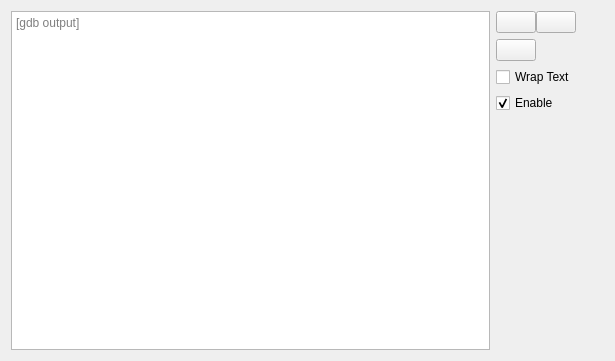
Before: the Qt Designer form src/SeerLogWidget.ui in epasveer/seer, drawn with Qt 5.
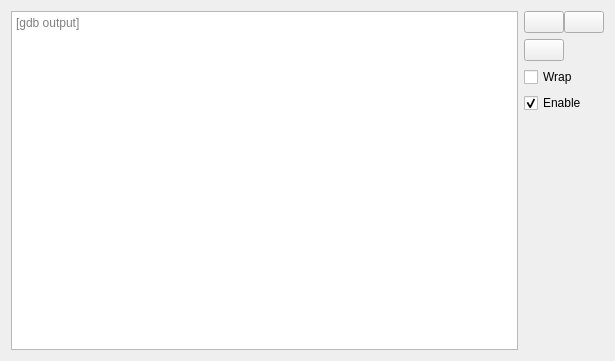
After: the same form once the commit is applied. Icons and pictures are not drawn.

```diff
--- a/src/SeerLogWidget.ui
+++ b/src/SeerLogWidget.ui
@@ -83,7 +83,7 @@
            </property>
            <property name="sizeHint" stdset="0">
             <size>
-             <width>28</width>
+             <width>0</width>
              <height>20</height>
             </size>
            </property>
@@ -120,7 +120,7 @@
            </property>
            <property name="sizeHint" stdset="0">
             <size>
-             <width>40</width>
+             <width>0</width>
              <height>20</height>
             </size>
            </property>
@@ -130,6 +130,12 @@
        </item>
        <item>
         <widget class="QCheckBox" name="wrapTextCheckBox">
+         <property name="sizePolicy">
+          <sizepolicy hsizetype="Minimum" vsizetype="Fixed">
+           <horstretch>0</horstretch>
+           <verstretch>0</verstretch>
+          </sizepolicy>
+         </property>
          <property name="toolTip">
           <string>Wrap long lines to the next line.</string>
          </property>
@@ -137,7 +143,7 @@
           <string/>
          </property>
          <property name="text">
-          <string>Wrap Text</string>
+          <string>Wrap</string>
          </property>
         </widget>
        </item>
```
